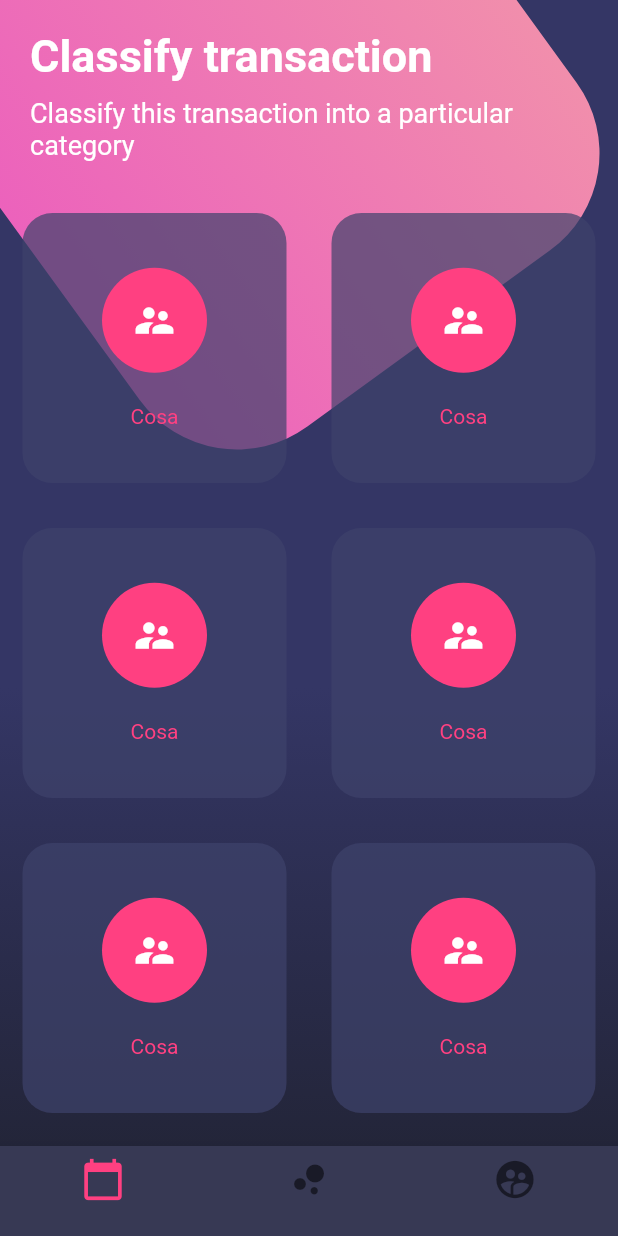
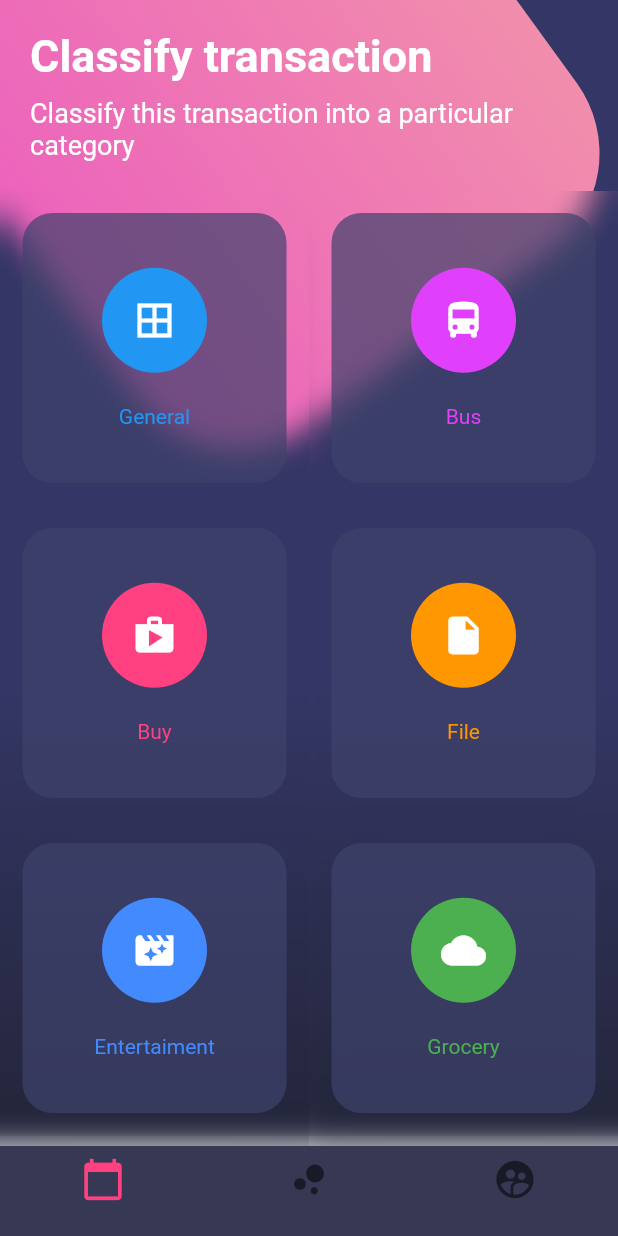
Before and after one commit to HildaPech/F-Disenos, a Flutter app: the BotonesPage screen opened by its route, on a phone screen of 412 x 824 dp. Run offline on Flutter 3.47's test engine with Material 2 defaults, Android fonts, the phone set to English and light mode, and no system bars; network calls fail.

```diff
--- a/lib/main.dart
+++ b/lib/main.dart
@@ -11,15 +11,15 @@ class MyApp extends StatelessWidget {
   @override
   Widget build(BuildContext context) {
 
-    SystemChrome.setSystemUIOverlayStyle(SystemUiOverlayStyle.light.copyWith(
-      statusBarColor: Colors.white
-    ));
+    SystemChrome.setSystemUIOverlayStyle( SystemUiOverlayStyle.light.copyWith(
+      statusBarColor: Colors.transparent
+));
 
 
     return MaterialApp(
       debugShowCheckedModeBanner: false,
       title: 'Diseños',
-      initialRoute: 'botones',
+      initialRoute: 'basico',
       routes: {
         'basico' : (BuildContext context) => BasicoPage(),
         'scroll' : (BuildContext context) => ScrollPage(),
--- a/lib/src/pages/botones_page.dart
+++ b/lib/src/pages/botones_page.dart
@@ -1,3 +1,5 @@
+import 'dart:ui';
+
 import 'package:flutter/material.dart';
 import 'dart:math';
 
@@ -122,34 +124,39 @@ Widget  _botonesRedondeados(){
     children: [
       TableRow(
         children: [
-          _crearBotonRedondeado(),
-          _crearBotonRedondeado(),
+          _crearBotonRedondeado(Colors.blue, Icons.border_all, 'General'),
+          _crearBotonRedondeado(Colors.purpleAccent, Icons.directions_bus, 'Bus'),
         ]
       ),
       TableRow(
         children: [
-          _crearBotonRedondeado(),
-          _crearBotonRedondeado(),
+          _crearBotonRedondeado(Colors.pinkAccent, Icons.shop, 'Buy'),
+          _crearBotonRedondeado(Colors.orange, Icons.insert_drive_file, 'File'),
         ]
       ),
       TableRow(
         children: [
-          _crearBotonRedondeado(),
-          _crearBotonRedondeado(),
+          _crearBotonRedondeado(Colors.blueAccent, Icons.movie_filter, 'Entertaiment'),
+          _crearBotonRedondeado(Colors.green, Icons.cloud, 'Grocery'),
         ]
       ),
       TableRow(
         children: [
-          _crearBotonRedondeado(),
-          _crearBotonRedondeado(),
+          _crearBotonRedondeado(Colors.red, Icons.collections, 'Photos'),
+          _crearBotonRedondeado(Colors.teal, Icons.help_outline, 'Load'),
         ]
       ),
     ],
   );
 }
 
-Widget _crearBotonRedondeado(){
-  return Container(
+Widget _crearBotonRedondeado( Color color, IconData icono, String texto ) {
+
+
+    return ClipRect(
+      child: BackdropFilter(
+        filter: ImageFilter.blur( sigmaX: 10.0, sigmaY: 10.0 ),
+        child: Container(
           height: 180.0,
           margin: EdgeInsets.all(15.0),
           decoration: BoxDecoration(
@@ -157,19 +164,20 @@ Widget _crearBotonRedondeado(){
             borderRadius: BorderRadius.circular(20.0)
           ),
           child: Column(
-
             mainAxisAlignment: MainAxisAlignment.spaceAround,
             children: <Widget>[
-        SizedBox(height:5.0),
+              SizedBox( height: 5.0 ),
               CircleAvatar(
-          backgroundColor: Colors.pinkAccent,
+                backgroundColor: color,
                 radius: 35.0,
-          child: Icon(Icons.supervisor_account, color: Colors.white, size: 30.0),
+                child: Icon( icono, color: Colors.white, size: 30.0 ),
               ),
-        Text('Cosa', style: TextStyle(color: Colors.pinkAccent)),
-        SizedBox(height:5.0)
+              Text( texto , style: TextStyle( color: color )),
+              SizedBox( height: 5.0 )
+            ],
+          ),
 
-      ],
+        ),
       ),
     );
   }
```
Lines whose indentation alone changed are shown as unchanged.
